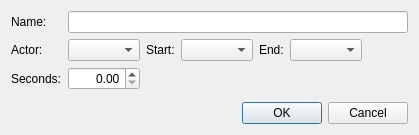
First picture: the form in native/src/DovahKit/ui/form_windows/scene/FormSubdialogSceneTimerAction.ui, repository DavidJCobb/DovahKit, before the edit.
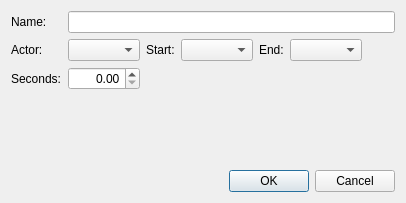
Second picture: the form after the edit. Custom widgets are drawn as their Qt base class.

The edit to the form file:
```diff
--- a/native/src/DovahKit/ui/form_windows/scene/FormSubdialogSceneTimerAction.ui
+++ b/native/src/DovahKit/ui/form_windows/scene/FormSubdialogSceneTimerAction.ui
@@ -2,6 +2,14 @@
 <ui version="4.0">
  <class>FormSubdialogSceneTimerAction</class>
  <widget class="QDialog" name="FormSubdialogSceneTimerAction">
+  <property name="geometry">
+   <rect>
+    <x>0</x>
+    <y>0</y>
+    <width>406</width>
+    <height>203</height>
+   </rect>
+  </property>
   <property name="windowTitle">
    <string>Scene Timer Action</string>
   </property>
```
Left out of the diff: 15 changed lines with no effect on the pictures.
